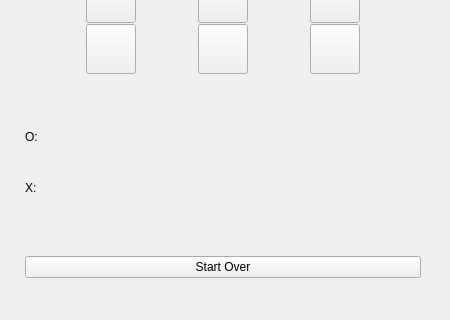
The window that tic_tac_toe.ui (AlexisLoya/tic_tac_toe) describes before a commit, drawn with Qt 5; both pictures show x 0 to 450 and y 246 to 566 of the 450 by 566 pixel window.
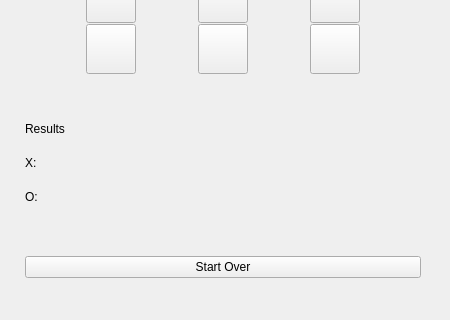
The same window after the commit.

Commit message: first pre-release

Diff of the .ui file:
```diff
--- a/tic_tac_toe.ui
+++ b/tic_tac_toe.ui
@@ -347,12 +347,9 @@
        <number>5</number>
       </property>
       <item>
-       <widget class="QLabel" name="label_o">
+       <widget class="QLabel" name="label">
         <property name="text">
-         <string>O:</string>
-        </property>
-        <property name="margin">
-         <number>10</number>
+         <string>Results</string>
         </property>
        </widget>
       </item>
@@ -366,6 +363,16 @@
         </property>
        </widget>
       </item>
+      <item>
+       <widget class="QLabel" name="label_o">
+        <property name="text">
+         <string>O:</string>
+        </property>
+        <property name="margin">
+         <number>10</number>
+        </property>
+       </widget>
+      </item>
      </layout>
     </item>
     <item>
```
The commit also changes 2 other files.
